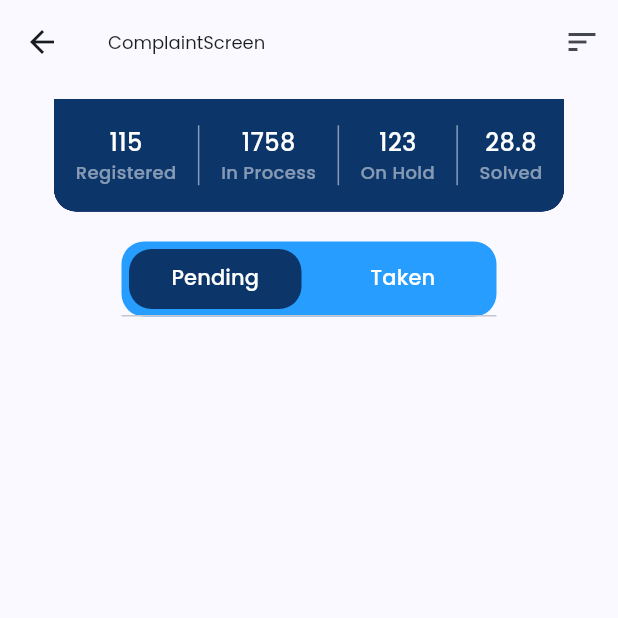
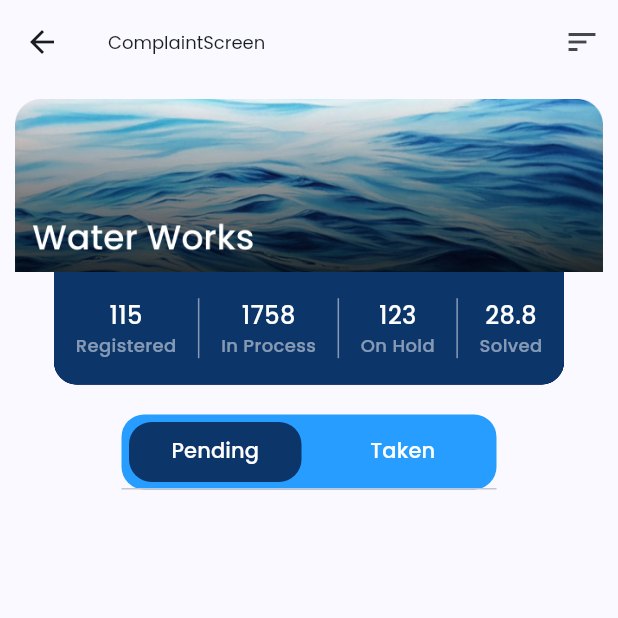
Before and after one commit to YashParmar0001/jcc_admin, a Flutter app: the ComplaintScreen screen opened directly, on a phone screen of 412 x 824 dp, the top half of it. Run offline on Flutter 3.47's test engine with Material 2 defaults, Android fonts, the phone set to English and light mode, and no system bars; our stand-ins replace bloc, cloud_firestore, equatable, firebase_core, flutter_bloc, flutter_svg and 5 more; missing offline and left inert: flutter_form_bloc; accounts and stored records are empty; statements that could not run were skipped.

Commit message:
overview fix

```diff
--- a/lib/features/complaint/widgets/complaints_overview.dart
+++ b/lib/features/complaint/widgets/complaints_overview.dart
@@ -1,5 +1,6 @@
 import 'package:flutter/material.dart';
 import 'package:google_fonts/google_fonts.dart';
+
 
 import '../../../constants/app_color.dart';
 import '../../../generated/assets.dart';
@@ -10,8 +11,9 @@ class ComplaintsOverview extends StatelessWidget {
   @override
   Widget build(BuildContext context) {
     return Column(
-      mainAxisAlignment: MainAxisAlignment.start,
+      mainAxisAlignment: MainAxisAlignment.spaceBetween ,
       children: [
+        Image.asset(Assets.tempWater2),
         Container(
           width: 340,
           height: 75,
--- a/pubspec.yaml
+++ b/pubspec.yaml
@@ -59,3 +59,4 @@ flutter:
     - assets/complaint_data/
     - assets/departmentIcons/
     - assets/departmentThumbnail/
+    - assets/temp/
```
Also changed, not shown: assets/temp/water2.png (added), lib/generated/assets.dart.
